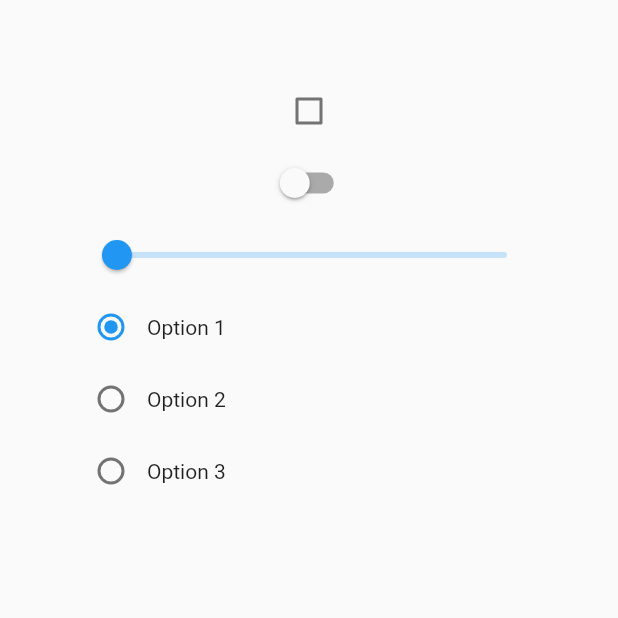
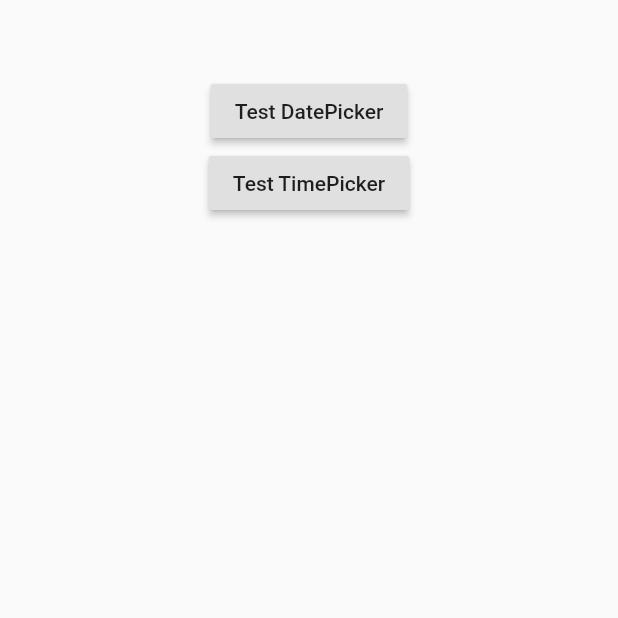
Before and after one commit to lqlongvn/flutter_app, a Flutter app: the screen it shows after launch, on a phone screen of 412 x 824 dp, the top half of it. Run offline on Flutter 3.47's test engine with Material 2 defaults, Android fonts, the phone set to English and light mode, and no system bars.

Commit message:
Time&Date Picker; 30/4/22; 20h32

```diff
--- a/lib/main.dart
+++ b/lib/main.dart
@@ -2,73 +2,46 @@
 import 'package:flutter/material.dart';
 
 void main() => runApp(MyApp());
-class MyApp extends StatefulWidget {
-  MyApp({Key key}) : super(key : key);
+class MyApp extends StatelessWidget {
   @override
-  _MyApp createState() => _MyApp();
+  Widget build(BuildContext context) {
+    return MaterialApp(home : Scaffold(body : Home()));
+  }
 }
-class _MyApp extends State {
-  GlobalKey<FormState> _formKey = new GlobalKey<FormState>();
-  var _checkboxValue = false;
-  var _switchValue = false;
-  var _sliderValue = .3;
-  var _radioValue = 1;
+
+class Home extends StatelessWidget {
+  Future<void> _selectDate(inContext) async {
+    DateTime selectedDate = await showDatePicker(
+        context : inContext,
+        initialDate : DateTime.now(),
+        firstDate : DateTime(2017),
+        lastDate : DateTime(2021)
+    );
+    print(selectedDate);
+  }
+  Future<void> _selectTime(inContext) async {
+    TimeOfDay selectedTime = await showTimePicker(
+      context : inContext,
+      initialTime : TimeOfDay.now(),
+    );
+    print(selectedTime);
+  }
   @override
   Widget build(BuildContext inContext) {
-    return MaterialApp(home : Scaffold(
-    body : Container(
-    padding : EdgeInsets.all(50.0),
-    child : Form(
-    key : this._formKey,
-    child : Column(
-    children : [
-    Checkbox(
-    value : _checkboxValue,
-    onChanged : (bool inValue) {
-    setState(() { _checkboxValue = inValue; });
-    }
+    return Scaffold(
+        body : Column(
+        children : [
+        Container(height : 50),
+    RaisedButton(
+    child : Text("Test DatePicker"),
+    onPressed : () => _selectDate(inContext)
     ),
-    Switch(
-    value : _switchValue,
-    onChanged : (bool inValue) {
-    setState(() { _switchValue = inValue; });
-    }
-    ),
-    Slider(
-    min : 0, max : 20,
-    value : _sliderValue,
-    onChanged : (inValue) {
-    setState(() => _sliderValue = inValue);
-    }
-    ),
-    Row(children : [
-    Radio(value : 1, groupValue : _radioValue,
-    onChanged : (int inValue) {
-    setState(() { _radioValue = inValue; });
-    }
-    ),
-    Text("Option 1")
-    ]),
-    Row(children : [
-    Radio(value : 2, groupValue : _radioValue,
-    onChanged : (int inValue) {
-    setState(() { _radioValue = inValue; });
-    }
-    ),
-    Text("Option 2")
-    ]),
-    Row(children : [
-    Radio(value : 3, groupValue : _radioValue,
-    onChanged : (int inValue) {
-    setState(() { _radioValue = inValue; });
-    }
-    ),
-    Text("Option 3")
-    ])
+    RaisedButton(
+    child : Text("Test TimePicker"),
+    onPressed : () => _selectTime(inContext)
+    )
     ]
     )
-    )
-    )
-    ));
+    );
   }
 }
```
